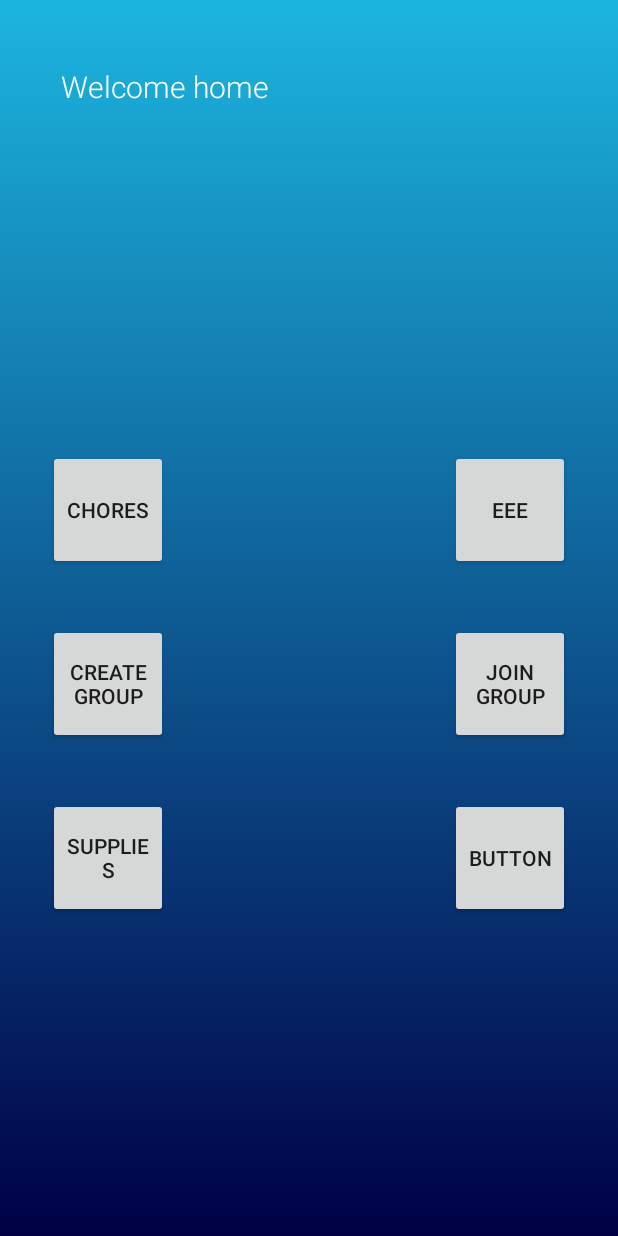
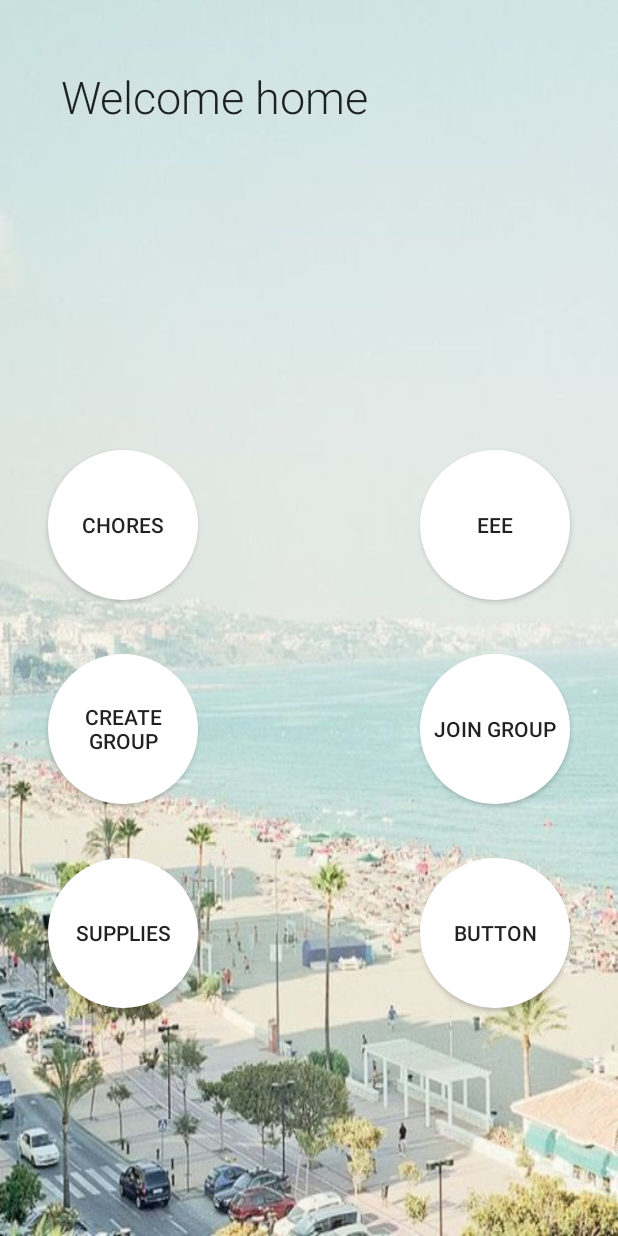
Before and after one commit to nayrng/EasyLiving, an Android app: the screen it shows after launch once a user with an empty profile is signed in (LandingActivity), on a phone screen of 412 x 824 dp. Run offline under Robolectric (Android 15) with nearby library versions, the phone set to English and light mode, and no system bars; our stand-ins replace Firebase (no records; nobody signed in at launch, a user with empty details on screens opened directly).

Commit message:
UI changed

```diff
--- a/app/src/main/java/com/btanhuecrng13ctong3/easyliving/LandingActivity.java
+++ b/app/src/main/java/com/btanhuecrng13ctong3/easyliving/LandingActivity.java
@@ -47,7 +47,7 @@ public class LandingActivity extends AppCompatActivity {
             public void onClick(View v) {
                 Intent intent = new Intent(getApplicationContext(), SuppliesActivity.class);
                 startActivity(intent);
-                finish();
+                //finish();
             }
         });
 
--- /dev/null
+++ b/app/src/main/res/drawable/roundedbutton.xml
@@ -0,0 +1,9 @@
+<?xml version="1.0" encoding="utf-8"?>
+<shape xmlns:android="http://schemas.android.com/apk/res/android"
+    android:shape="rectangle">
+    <solid android:color="#FFFFFF" />
+    <corners android:bottomRightRadius="50dp"
+        android:bottomLeftRadius="50dp"
+        android:topRightRadius="50dp"
+        android:topLeftRadius="50dp"/>
+</shape>
--- a/app/src/main/res/layout/activity_chores.xml
+++ b/app/src/main/res/layout/activity_chores.xml
@@ -4,7 +4,9 @@
     xmlns:tools="http://schemas.android.com/tools"
     android:layout_width="match_parent"
     android:layout_height="match_parent"
-    tools:context=".ChoresActivity">
+    tools:context=".ChoresActivity"
+    android:background="@drawable/house_landing">
+    <!--image source: https://i.pinimg.com/originals/4d/66/aa/4d66aa1f05027d70e0a8f5cfc559e5ca.jpg-->
 
     <android.support.design.widget.AppBarLayout
         android:layout_width="match_parent"
--- a/app/src/main/res/layout/activity_join_group.xml
+++ b/app/src/main/res/layout/activity_join_group.xml
@@ -4,7 +4,9 @@
     xmlns:tools="http://schemas.android.com/tools"
     android:layout_width="match_parent"
     android:layout_height="match_parent"
-    tools:context=".JoinGroup">
+    tools:context=".JoinGroup"
+    android:background="@drawable/house_landing">
+    <!--image source: https://i.pinimg.com/originals/4d/66/aa/4d66aa1f05027d70e0a8f5cfc559e5ca.jpg-->
 
     <EditText
         android:id="@+id/GroupName"
--- a/app/src/main/res/layout/activity_landing.xml
+++ b/app/src/main/res/layout/activity_landing.xml
@@ -5,66 +5,78 @@
     xmlns:tools="http://schemas.android.com/tools"
     android:layout_width="match_parent"
     android:layout_height="match_parent"
-    android:background="@drawable/gradient_background"
-    tools:context=".LandingActivity">
-
+    android:background="@drawable/house_landing"
+    tools:context=".LandingActivity"
+    >
+<!--image source: https://i.pinimg.com/originals/4d/66/aa/4d66aa1f05027d70e0a8f5cfc559e5ca.jpg-->
     <Button
         android:id="@+id/apibtn"
-        android:layout_width="80dp"
-        android:layout_height="80dp"
+        android:layout_width="100dp"
+        android:layout_height="100dp"
         android:layout_marginTop="300dp"
         android:layout_marginEnd="32dp"
+        android:background="@drawable/roundedbutton"
         android:text="eee"
         app:layout_constraintEnd_toEndOf="parent"
         app:layout_constraintTop_toTopOf="parent" />
 
     <Button
         android:id="@+id/button8"
-        android:layout_width="80dp"
-        android:layout_height="80dp"
+        android:layout_width="100dp"
+        android:layout_height="100dp"
         android:layout_marginTop="36dp"
         android:layout_marginEnd="32dp"
         android:text="Button"
+        android:background="@drawable/roundedbutton"
+
         app:layout_constraintEnd_toEndOf="parent"
         app:layout_constraintTop_toBottomOf="@+id/JoinGroup" />
 
     <Button
         android:id="@+id/JoinGroup"
-        android:layout_width="80dp"
-        android:layout_height="80dp"
+        android:layout_width="100dp"
+        android:layout_height="100dp"
         android:layout_marginTop="36dp"
         android:layout_marginEnd="32dp"
         android:text="Join Group"
+        android:background="@drawable/roundedbutton"
+
         app:layout_constraintEnd_toEndOf="parent"
         app:layout_constraintTop_toBottomOf="@+id/apibtn" />
 
     <Button
         android:id="@+id/buttonChores"
-        android:layout_width="80dp"
-        android:layout_height="80dp"
+        android:layout_width="100dp"
+        android:layout_height="100dp"
         android:layout_marginStart="32dp"
         android:layout_marginTop="300dp"
         android:text="Chores"
+        android:background="@drawable/roundedbutton"
+
         app:layout_constraintStart_toStartOf="parent"
         app:layout_constraintTop_toTopOf="parent" />
 
     <Button
         android:id="@+id/buttonSupplies"
-        android:layout_width="80dp"
-        android:layout_height="80dp"
+        android:layout_width="100dp"
+        android:layout_height="100dp"
         android:layout_marginStart="32dp"
         android:layout_marginTop="36dp"
         android:text="Supplies"
+        android:background="@drawable/roundedbutton"
+
         app:layout_constraintStart_toStartOf="parent"
         app:layout_constraintTop_toBottomOf="@+id/createGroup" />
 
     <Button
         android:id="@+id/createGroup"
-        android:layout_width="80dp"
-        android:layout_height="80dp"
+        android:layout_width="100dp"
+        android:layout_height="100dp"
         android:layout_marginStart="32dp"
         android:layout_marginTop="36dp"
         android:text="Create Group"
+        android:background="@drawable/roundedbutton"
+
         app:layout_constraintStart_toStartOf="parent"
         app:layout_constraintTop_toBottomOf="@+id/buttonChores" />
 
@@ -78,8 +90,8 @@
         android:layout_marginEnd="32dp"
         android:text="Welcome Home!"
         android:textAppearance="@style/TextAppearance.AppCompat.Display4"
-        android:textColor="#FFFFFF"
-        android:textSize="20dp"
+        android:textColor="#1E2122"
+        android:textSize="30dp"
         app:layout_constraintEnd_toEndOf="parent"
         app:layout_constraintHorizontal_bias="0.47"
         app:layout_constraintStart_toStartOf="parent"
--- a/app/src/main/res/layout/activity_main.xml
+++ b/app/src/main/res/layout/activity_main.xml
@@ -4,8 +4,10 @@
     xmlns:tools="http://schemas.android.com/tools"
     android:layout_width="match_parent"
     android:layout_height="match_parent"
-    tools:context=".MainActivity">
+    tools:context=".MainActivity"
+    android:background="@drawable/house_main">
 
+    <!--image source: https://i.pinimg.com/originals/bb/33/d4/bb33d41f547d591b29db859648828939.jpg-->
     <ImageView
         android:id="@+id/imageView2"
         android:layout_width="229dp"
--- a/app/src/main/res/layout/activity_supplies.xml
+++ b/app/src/main/res/layout/activity_supplies.xml
@@ -6,7 +6,10 @@
     android:layout_width="match_parent"
     android:layout_height="match_parent"
     android:id="@+id/mainSupply"
-    tools:context=".SuppliesActivity">
+    tools:context=".SuppliesActivity"
+    android:background="@drawable/house_landing">
+    <!--image source: https://i.pinimg.com/originals/4d/66/aa/4d66aa1f05027d70e0a8f5cfc559e5ca.jpg-->
+
 
     <android.support.v7.widget.RecyclerView
         android:id="@+id/my_recycler_view"
--- a/app/src/main/res/values/colors.xml
+++ b/app/src/main/res/values/colors.xml
@@ -1,6 +1,6 @@
 <?xml version="1.0" encoding="utf-8"?>
 <resources>
-    <color name="colorPrimary">#008577</color>
-    <color name="colorPrimaryDark">#00574B</color>
+    <color name="colorPrimary">#04DAC4</color>
+    <color name="colorPrimaryDark">#04DAC4</color>
     <color name="colorAccent">#D81B60</color>
 </resources>
--- a/build.gradle
+++ b/build.gradle
@@ -7,7 +7,7 @@ buildscript {
 
     }
     dependencies {
-        classpath 'com.android.tools.build:gradle:3.4.0'
+        classpath 'com.android.tools.build:gradle:3.4.1'
         classpath 'com.google.gms:google-services:4.2.0'
         // NOTE: Do not place your application dependencies here; they belong
         // in the individual module build.gradle files
```
Also changed, not shown: app/src/main/res/drawable/house_landing.jpg (added), app/src/main/res/drawable/house_main.jpg (added), 1 other file.
